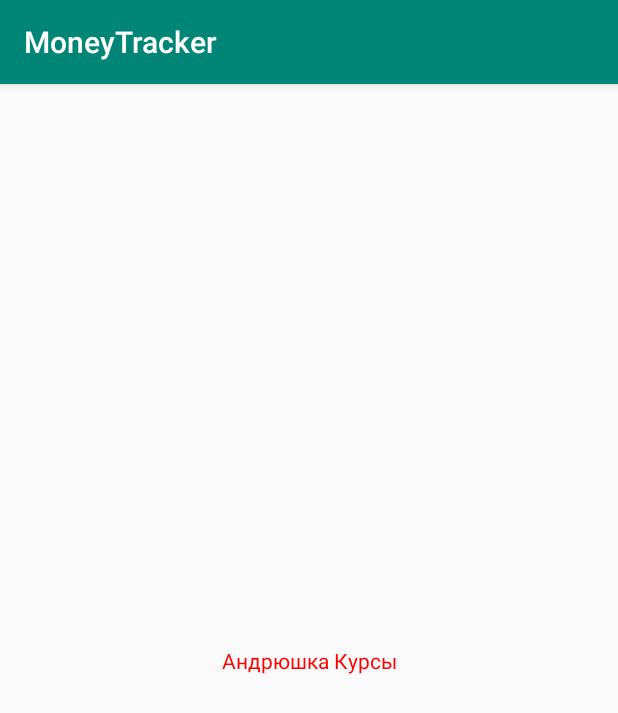
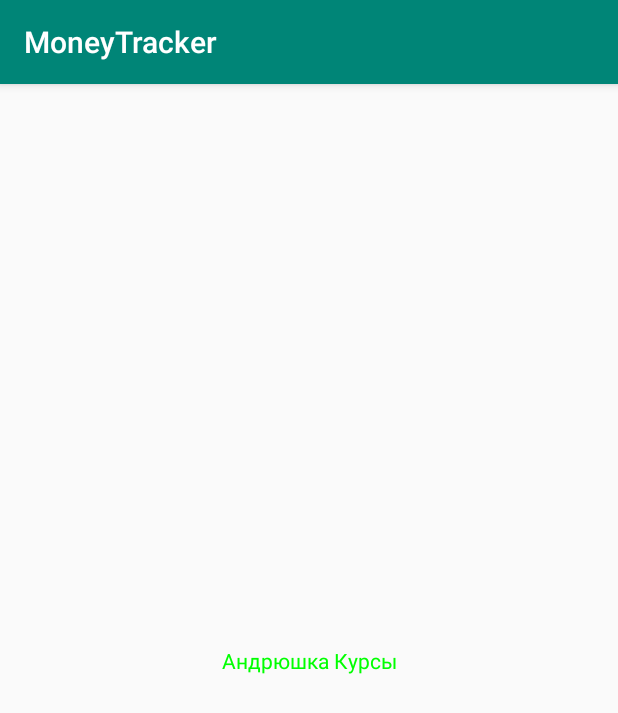
Before and after one commit to garett-js/android-course, an Android app: the screen it shows after launch (MainActivity), on a phone screen of 412 x 824 dp. Shown: the top 713 px of the screen. Run offline under Robolectric (Android 15) with nearby library versions, the phone set to English and light mode, and no system bars.

Commit message:
add green color text

```diff
--- a/app/src/main/res/values/colors.xml
+++ b/app/src/main/res/values/colors.xml
@@ -3,5 +3,5 @@
     <color name="colorPrimary">#008577</color>
     <color name="colorPrimaryDark">#00574B</color>
     <color name="colorAccent">#D81B60</color>
-    <color name="colorText">#FF0000</color>
+    <color name="colorText">#00FF00</color>
 </resources>
```
